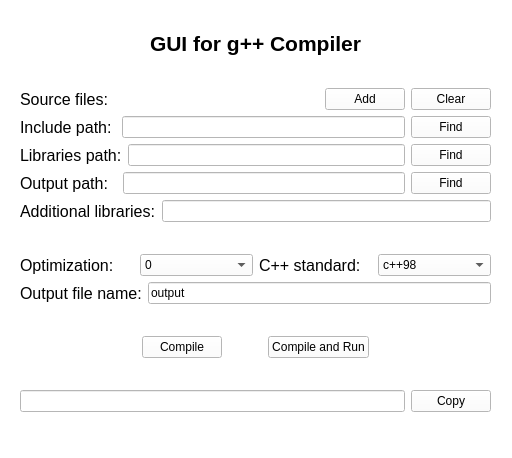
Above: mainwindow.ui from CosmoSt4r/gui-gpp before the change. Below: the same form after it.
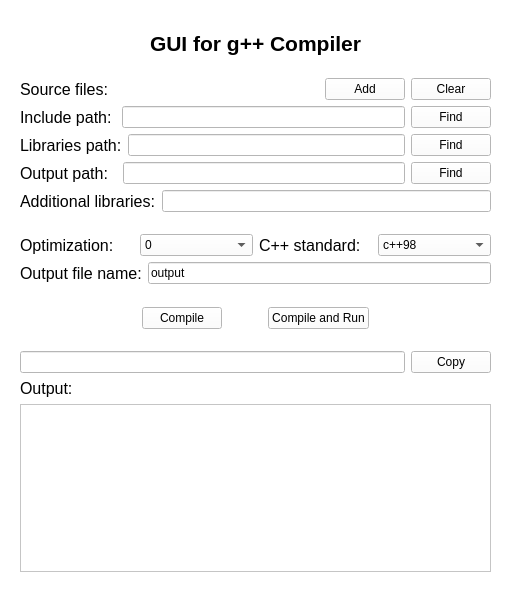
That is the form after the change.

Commit message: Printing output on screen added

Patch:
```diff
--- a/mainwindow.ui
+++ b/mainwindow.ui
@@ -7,7 +7,7 @@
     <x>0</x>
     <y>0</y>
     <width>512</width>
-    <height>458</height>
+    <height>606</height>
    </rect>
   </property>
   <property name="palette">
@@ -462,7 +462,7 @@
       <x>20</x>
       <y>31</y>
       <width>471</width>
-      <height>381</height>
+      <height>541</height>
      </rect>
     </property>
     <layout class="QVBoxLayout" name="verticalLayout_7">
@@ -922,6 +922,25 @@
        </item>
       </layout>
      </item>
+     <item>
+      <widget class="QLabel" name="outputLabel">
+       <property name="font">
+        <font>
+         <pointsize>12</pointsize>
+        </font>
+       </property>
+       <property name="text">
+        <string>Output:</string>
+       </property>
+      </widget>
+     </item>
+     <item>
+      <widget class="QPlainTextEdit" name="outputPlainText">
+       <property name="readOnly">
+        <bool>true</bool>
+       </property>
+      </widget>
+     </item>
     </layout>
    </widget>
   </widget>
```
The commit also changes 2 other files.
